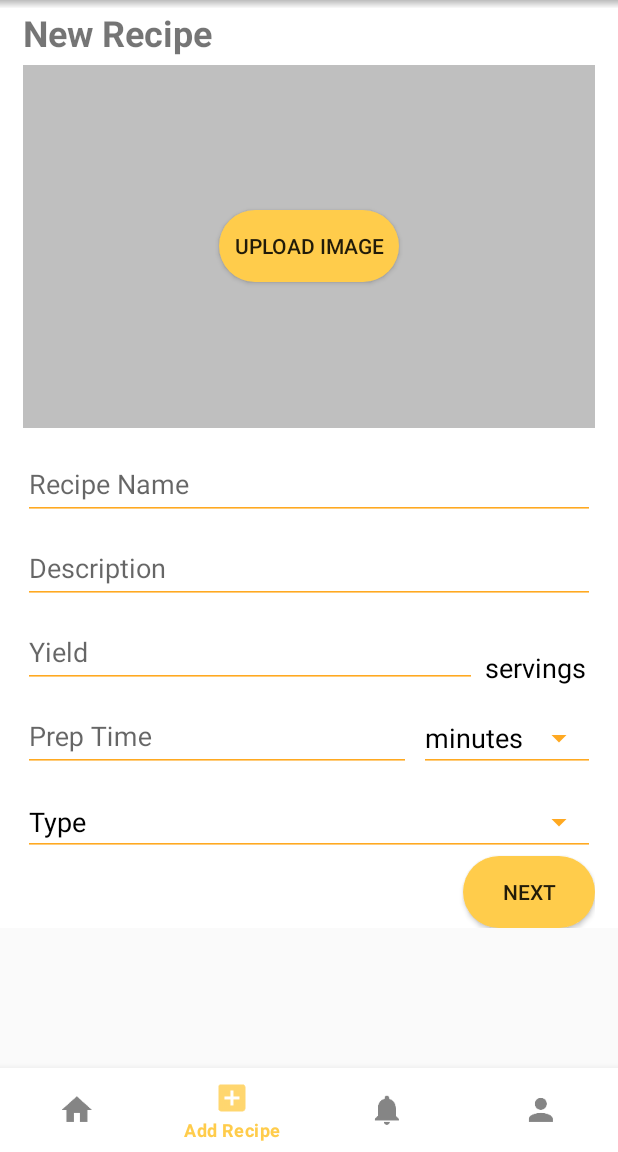
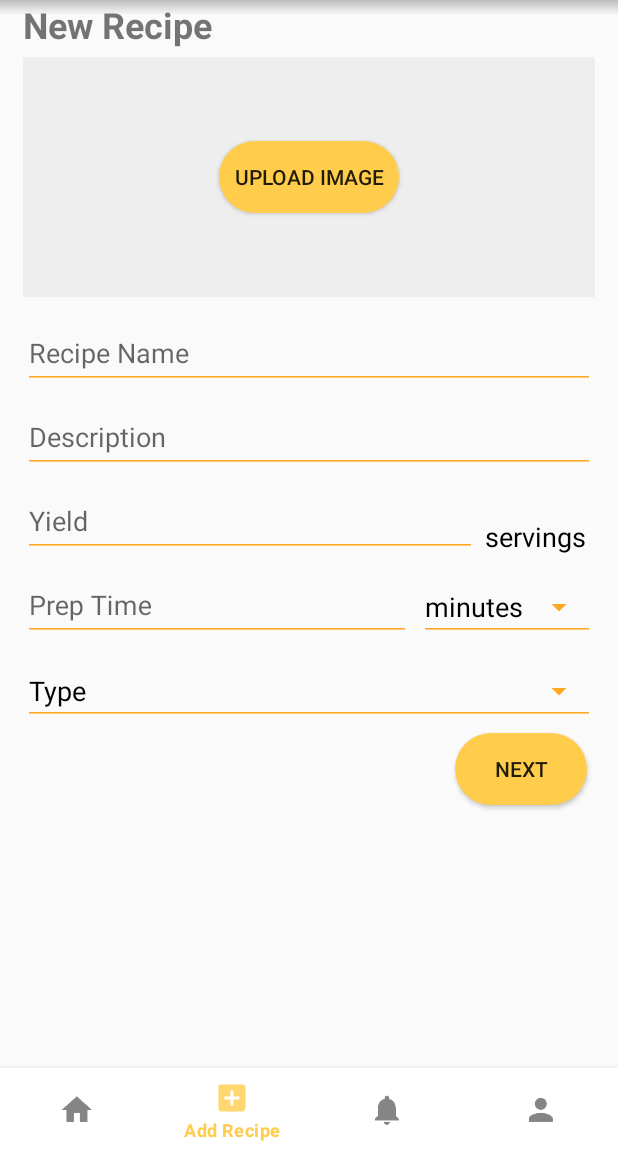
Before and after one commit to MarMigMon/doof, an Android app: the MainActivity screen opened directly, with no data from a screen before it, item 2 of the bottom bar chosen, on a phone screen of 412 x 824 dp, the part 84-1236 px from its top. Run offline under Robolectric (Android 15) with nearby library versions, the light colour scheme and no system bars; our stand-ins replace ButterKnife; libraries missing offline, so code that uses them is left out: com.parse; pictures from the network do not load; 4 statements that could not run were skipped.

Commit message:
Dropshadow now overlaps most fragments, image uploaded in add recipe fragment now persists orientation changes

```diff
--- a/app/src/main/java/me/mvega/foodapp/AddRecipeFragment.java
+++ b/app/src/main/java/me/mvega/foodapp/AddRecipeFragment.java
@@ -145,6 +145,8 @@
     @Override
     public void onViewCreated(View view, Bundle savedInstanceState) {
         ButterKnife.bind(this, view);
+
+        ivPreview.setBackgroundResource(R.drawable.image_placeholder);
 
         if (savedInstanceState != null) {
             recipeImage = savedInstanceState.getParcelable("image");
--- a/app/src/main/java/me/mvega/foodapp/MainActivity.java
+++ b/app/src/main/java/me/mvega/foodapp/MainActivity.java
@@ -14,6 +14,7 @@
 import android.view.Menu;
 import android.view.MenuItem;
 import android.view.View;
+import android.widget.FrameLayout;
 import android.widget.ImageView;
 
 import com.parse.ParseObject;
@@ -28,7 +29,7 @@
     private static final String KEY_FRAGMENT = "main";
     @BindView(R.id.navigation_bar) BottomNavigationView bottomNavigationView;
     @BindView(R.id.toolbar) Toolbar toolbar;
-    @BindView(R.id.shadow_view) View shadowView;
+    @BindView(R.id.mainFrame) FrameLayout mainFrame;
 
     private ParseUser currentUser;
 
@@ -80,6 +81,11 @@
                         }
                     }
                 });
+        View shadow = new View(this);
+        shadow.setLayoutParams(new FrameLayout.LayoutParams(FrameLayout.LayoutParams.MATCH_PARENT,
+                15));
+        shadow.setBackground(getResources().getDrawable(R.drawable.dropshadow));
+        mainFrame.addView(shadow);
     }
 
     @Override
--- a/app/src/main/res/drawable/dropshadow.xml
+++ b/app/src/main/res/drawable/dropshadow.xml
@@ -2,8 +2,9 @@
 <shape xmlns:android="http://schemas.android.com/apk/res/android"
     android:shape="rectangle">
 
-    <gradient android:startColor="@android:color/transparent"
+    <gradient
+        android:angle="90"
         android:endColor="#60555555"
-        android:angle="90"/>
+        android:startColor="@android:color/transparent" />
 
 </shape>
--- a/app/src/main/res/drawable/image_placeholder.xml
+++ b/app/src/main/res/drawable/image_placeholder.xml
@@ -1,5 +1,5 @@
 <?xml version="1.0" encoding="utf-8"?>
 <shape xmlns:android="http://schemas.android.com/apk/res/android"
     android:shape="rectangle">
-    <solid android:color="#80808080" />
+    <solid android:color="@color/light_gray" />
 </shape>
--- a/app/src/main/res/drawable/round_button.xml
+++ b/app/src/main/res/drawable/round_button.xml
@@ -4,7 +4,7 @@
         <shape android:shape="rectangle">
             <solid android:color="@color/colorPrimary" />
             <corners android:radius="100dp" />
-            <padding android:bottom="10dp" android:left="10dp" android:right="10dp" android:top="10dp" />
+            <padding android:bottom="0dp" android:left="10dp" android:right="10dp" android:top="0dp" />
         </shape>
     </item>
 </selector>
--- a/app/src/main/res/drawable/round_button_light.xml
+++ b/app/src/main/res/drawable/round_button_light.xml
@@ -4,6 +4,7 @@
         <shape android:shape="rectangle">
             <solid android:color="@color/light_gray" />
             <corners android:radius="100dp" />
+            <padding android:bottom="0dp" android:left="10dp" android:right="10dp" android:top="0dp" />
         </shape>
     </item>
 </selector>
--- a/app/src/main/res/layout/activity_main.xml
+++ b/app/src/main/res/layout/activity_main.xml
@@ -13,26 +13,20 @@
         android:layout_width="match_parent"
         android:layout_height="wrap_content" />
 
-    <RelativeLayout
+    <FrameLayout
+        android:id="@+id/mainFrame"
         android:layout_width="wrap_content"
         android:layout_height="match_parent"
         android:layout_above="@id/navigation_bar"
         android:layout_below="@+id/toolbar_include">
 
-        <View
-            android:id="@+id/shadow_view"
-            android:layout_width="match_parent"
-            android:layout_height="5dp"
-            android:background="@drawable/dropshadow"/>
-
         <FrameLayout
             android:id="@+id/frameLayout"
             android:layout_width="match_parent"
-            android:layout_height="wrap_content"
-            android:layout_below="@+id/shadow_view">
+            android:layout_height="wrap_content">
         </FrameLayout>
 
-    </RelativeLayout>
+    </FrameLayout>
 
 
     <android.support.design.widget.BottomNavigationView
--- a/app/src/main/res/layout/fragment_add_recipe.xml
+++ b/app/src/main/res/layout/fragment_add_recipe.xml
@@ -4,8 +4,7 @@
     xmlns:app="http://schemas.android.com/apk/res-auto"
     android:id="@+id/scrollView"
     android:layout_width="match_parent"
-    android:layout_height="match_parent"
-    android:background="@android:color/white">
+    android:layout_height="match_parent">
 
     <FrameLayout xmlns:android="http://schemas.android.com/apk/res/android"
         xmlns:tools="http://schemas.android.com/tools"
@@ -66,7 +65,7 @@
                     <ImageView
                         android:id="@+id/ivPreview"
                         android:layout_width="match_parent"
-                        android:layout_height="363px"
+                        android:layout_height="160dp"
                         android:layout_marginBottom="5dp"
                         android:layout_marginTop="5dp"
                         android:scaleType="centerCrop"
@@ -196,10 +195,10 @@
                     android:id="@+id/btNext"
                     android:layout_width="wrap_content"
                     android:layout_height="wrap_content"
-                    android:layout_alignParentBottom="true"
                     android:layout_alignParentEnd="true"
                     android:layout_below="@id/typeLayout"
                     android:background="@drawable/round_button"
+                    android:layout_margin="5dp"
                     android:text="NEXT" />
             </RelativeLayout>
 
@@ -243,7 +242,7 @@
                     android:layout_width="match_parent"
                     android:layout_height="wrap_content"
                     android:layout_below="@+id/ingredientsLayout"
-                    android:layout_margin="5dp"
+
                     android:gravity="center">
 
                     <Button
@@ -251,6 +250,7 @@
                         android:layout_width="wrap_content"
                         android:layout_height="wrap_content"
                         android:background="@drawable/round_button"
+                        android:layout_margin="5dp"
                         android:text="Add Ingredient" />
 
                     <Button
@@ -258,6 +258,7 @@
                         android:layout_width="wrap_content"
                         android:layout_height="wrap_content"
                         android:background="@drawable/round_button"
+                        android:layout_margin="5dp"
                         android:text="Remove Ingredient"
                         android:visibility="gone" />
 
@@ -299,6 +300,7 @@
                         android:layout_width="wrap_content"
                         android:layout_height="wrap_content"
                         android:background="@drawable/round_button"
+                        android:layout_margin="5dp"
                         android:text="Add Step" />
 
                     <Button
@@ -306,6 +308,7 @@
                         android:layout_width="wrap_content"
                         android:layout_height="wrap_content"
                         android:background="@drawable/round_button"
+                        android:layout_margin="5dp"
                         android:text="Remove Step"
                         android:visibility="gone" />
 
@@ -326,10 +329,9 @@
                     android:id="@+id/btSubmit"
                     android:layout_width="wrap_content"
                     android:layout_height="wrap_content"
-                    android:layout_alignParentBottom="true"
                     android:layout_alignParentEnd="true"
                     android:layout_below="@id/stepButtonLayout"
-                    android:layout_margin="10dp"
+                    android:layout_margin="5dp"
                     android:background="@drawable/round_button"
                     android:text="SUBMIT" />
 
@@ -337,10 +339,9 @@
                     android:id="@+id/btBack"
                     android:layout_width="wrap_content"
                     android:layout_height="wrap_content"
-                    android:layout_alignParentBottom="true"
                     android:layout_alignParentStart="true"
                     android:layout_below="@id/stepButtonLayout"
-                    android:layout_margin="10dp"
+                    android:layout_margin="5dp"
                     android:background="@drawable/round_button"
                     android:text="BACK" />
             </RelativeLayout>
--- a/app/src/main/res/layout/fragment_notification.xml
+++ b/app/src/main/res/layout/fragment_notification.xml
@@ -1,29 +1,15 @@
-<RelativeLayout xmlns:android="http://schemas.android.com/apk/res/android"
+<android.support.v4.widget.SwipeRefreshLayout xmlns:android="http://schemas.android.com/apk/res/android"
     xmlns:app="http://schemas.android.com/apk/res-auto"
+    xmlns:tools="http://schemas.android.com/tools"
+    android:id="@+id/swipeContainerNotifications"
     android:layout_width="match_parent"
     android:layout_height="match_parent"
-    xmlns:tools="http://schemas.android.com/tools"
-    android:padding="5dp"
     tools:context=".NotificationFragment">
 
-    <android.support.v4.widget.SwipeRefreshLayout xmlns:android="http://schemas.android.com/apk/res/android"
-        android:id="@+id/swipeContainerNotifications"
+    <android.support.v7.widget.RecyclerView
+        android:id="@+id/rvNotifications"
         android:layout_width="match_parent"
-        android:layout_height="match_parent">
+        android:layout_height="match_parent"
+        android:padding="5dp" />
 
-        <android.support.v7.widget.RecyclerView
-            android:id="@+id/rvNotifications"
-            android:layout_width="wrap_content"
-            android:layout_height="match_parent"
-            android:layout_marginBottom="0dp"
-            android:layout_marginLeft="0dp"
-            android:layout_marginRight="0dp"
-            android:layout_marginTop="0dp"
-            app:layout_constraintBottom_toBottomOf="parent"
-            app:layout_constraintEnd_toEndOf="parent"
-            app:layout_constraintStart_toStartOf="parent"
-            app:layout_constraintTop_toTopOf="parent" />
-
-    </android.support.v4.widget.SwipeRefreshLayout>
-
-</RelativeLayout>
+</android.support.v4.widget.SwipeRefreshLayout>
```
